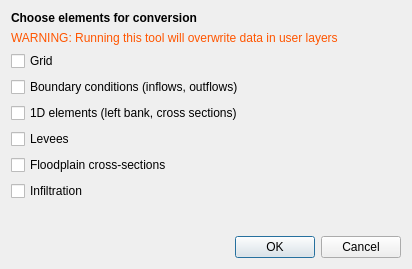
This is flo2d/ui/schema2user.ui in FLO-2DSoftware/qgis-flo-2d-plugin as Qt 5 draws it before an edit. The edited form follows.
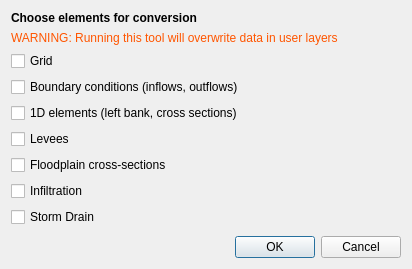
This is the edited form.

Commit message: Added schematizing and importing *.inp files in Storm Drain editor. Added conversion tool for Storm Drain. Fixed #370.

What changed in the file:
```diff
--- a/flo2d/ui/schema2user.ui
+++ b/flo2d/ui/schema2user.ui
@@ -98,6 +98,13 @@
        </property>
       </widget>
      </item>
+     <item row="6" column="0">
+      <widget class="QCheckBox" name="ckbox_swmm">
+       <property name="text">
+        <string>Storm Drain</string>
+       </property>
+      </widget>
+     </item>
     </layout>
    </item>
   </layout>
```
The commit also changes 13 other files.
